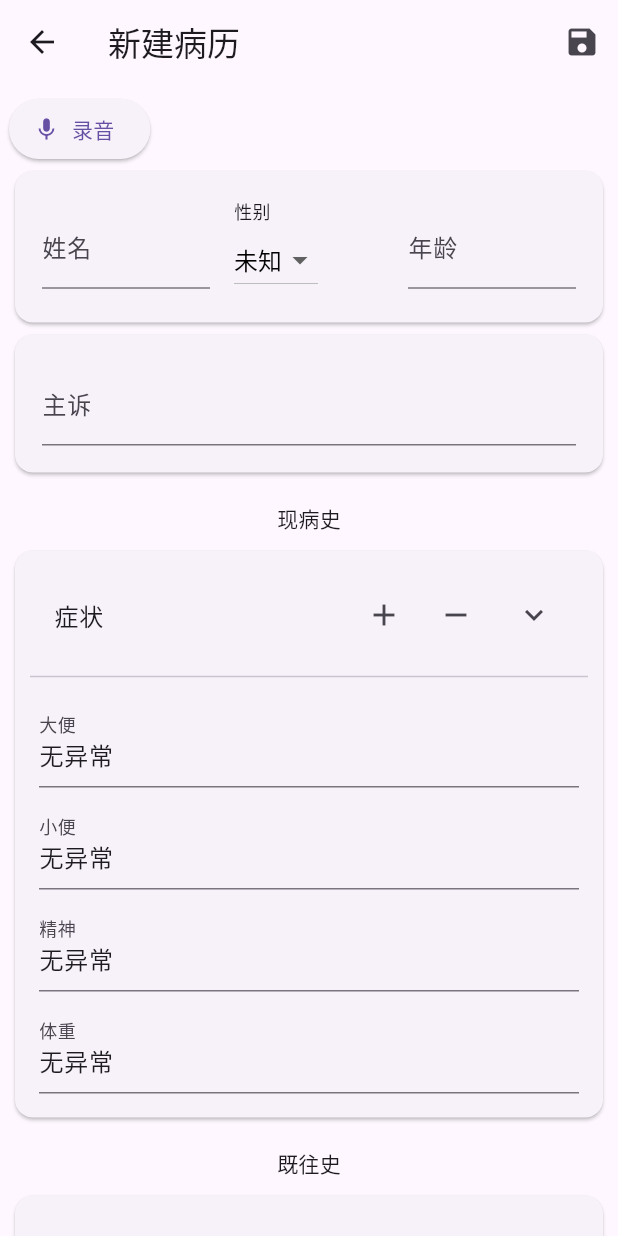
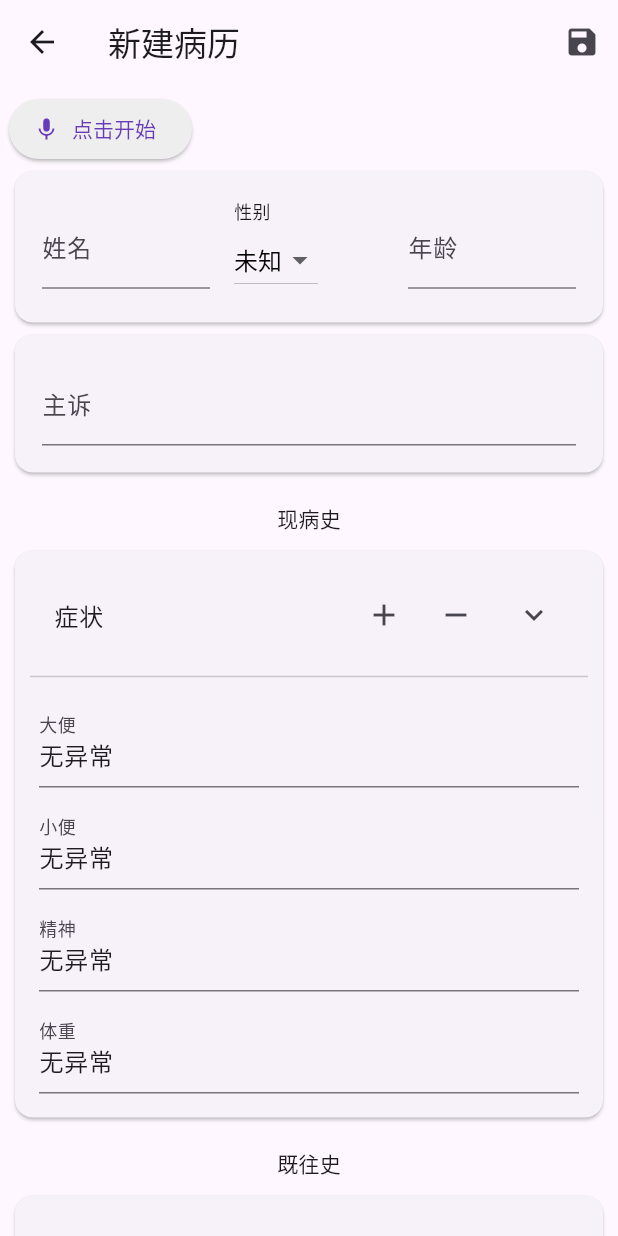
Before and after one commit to viket-vista/Medical-Manager, a Flutter app: the screen it shows after launch, after a tap on the "add" icon, on a phone screen of 412 x 824 dp. Run offline on Flutter 3.47's test engine with Material 3 defaults, Android fonts, the phone set to English and light mode, and no system bars; our stand-ins replace file_picker, permission_handler, shared_preferences; missing offline and left inert: flutter_sound.

Commit message:
优化播放ui

```diff
--- a/assets/All_MH_Entry.json
+++ b/assets/All_MH_Entry.json
@@ -22,7 +22,7 @@
         "外伤": [],
         "输血": [],
         "过敏史": [],
-        "预防接种": []
+        "预防接种": ""
     },
     "个人史": {
         "吸烟": {
--- a/lib/pages/editpage.dart
+++ b/lib/pages/editpage.dart
@@ -65,6 +65,7 @@ class _EditPageState extends State<EditPage> {
   late bool isPlaying;
   late Duration currentPosition;
   late Duration totalDuration;
+  late Duration recordingDuration;
 
   @override
   void initState() {
@@ -101,6 +102,7 @@ class _EditPageState extends State<EditPage> {
     isPlaying = false;
     currentPosition = Duration.zero;
     totalDuration = Duration.zero;
+    recordingDuration = Duration.zero;
   }
 
   @override
@@ -1339,17 +1341,6 @@ class _EditPageState extends State<EditPage> {
         ),
       );
     }
-    fucha = [
-      Card(
-        child: Padding(
-          padding: const EdgeInsets.all(6),
-          child: Column(
-            crossAxisAlignment: CrossAxisAlignment.start,
-            children: fucha,
-          ),
-        ),
-      ),
-    ];
   }
 
   Future<void> play(FileSystemEntity file, int index) async {
@@ -1413,15 +1404,26 @@ class _EditPageState extends State<EditPage> {
     // 录音按钮点击
     Future<void> onRecordPressed() async {
       if (!isRecording) {
+        _audioRecorder.setSubscriptionDuration(Duration(milliseconds: 1000));
         // 开始录音
         int idx = 1;
-        while (File('$recordDir$idx.aac').existsSync()) {
+        while (File(
+          '$recordDir${idx.toString().padLeft(4, '0')}.aac',
+        ).existsSync()) {
           idx++;
         }
-        currentRecordingPath = '$recordDir$idx.aac';
+        currentRecordingPath =
+            '$recordDir${idx.toString().padLeft(4, '0')}.aac';
         await openTheRecorder(currentRecordingPath!);
         setState(() {
           isRecording = true;
+        });
+        _audioRecorder.onProgress!.listen((event) {
+          if (mounted) {
+            setState(() {
+              recordingDuration = event.duration;
+            });
+          }
         });
       } else {
         var a = await _audioRecorder.stopRecorder();
@@ -1434,6 +1436,7 @@ class _EditPageState extends State<EditPage> {
         setState(() {
           isRecording = false;
           currentRecordingPath = null;
+          recordingDuration = Duration.zero;
         });
         await loadAudioFiles();
       }
@@ -1480,11 +1483,44 @@ class _EditPageState extends State<EditPage> {
             // 顶部录音按钮
             Row(
               children: [
+                // 使用单独的AnimatedSwitcher只控制图标部分
                 ElevatedButton.icon(
-                  icon: Icon(isRecording ? Icons.stop : Icons.mic),
-                  label: Text(isRecording ? '录音中...' : '录音'),
+                  icon: AnimatedSwitcher(
+                    duration: Duration(milliseconds: 200),
+                    transitionBuilder: (child, animation) {
+                      return ScaleTransition(
+                        scale: animation,
+                        child: FadeTransition(opacity: animation, child: child),
+                      );
+                    },
+                    child: Icon(
+                      key: ValueKey<bool>(isRecording),
+                      isRecording ? Icons.stop : Icons.mic,
+                      color: isRecording ? Colors.white : Colors.deepPurple,
+                    ),
+                  ),
+                  label: AnimatedDefaultTextStyle(
+                    duration: Duration(milliseconds: 150),
+                    style: TextStyle(
+                      fontWeight: isRecording
+                          ? FontWeight.bold
+                          : FontWeight.normal,
+                      color: isRecording ? Colors.white : Colors.deepPurple,
+                    ),
+                    child: Text(
+                      isRecording
+                          ? '录音中${recordingDuration.inMinutes.toString().padLeft(2, '0')}:${(recordingDuration.inSeconds % 60).toString().padLeft(2, '0')}'
+                          : '点击开始',
+                    ),
+                  ),
                   style: ElevatedButton.styleFrom(
-                    backgroundColor: isRecording ? Colors.red : null,
+                    backgroundColor: isRecording
+                        ? Colors.red[400]
+                        : Colors.grey[200],
+                    foregroundColor: isRecording
+                        ? Colors.white
+                        : Colors.deepPurple,
+                    animationDuration: Duration(milliseconds: 200), // 添加按钮内置动画
                   ),
                   onPressed: onRecordPressed,
                 ),
@@ -1497,7 +1533,16 @@ class _EditPageState extends State<EditPage> {
             ...gerenshi,
             ...hunyushi,
             ...jiazushi,
-            ...fucha,
+            Card(
+              child: Padding(
+                padding: const EdgeInsets.all(6),
+                child: Column(
+                  crossAxisAlignment: CrossAxisAlignment.start,
+                  children: fucha,
+                ),
+              ),
+            ),
+
             // 录音文件列表
             if (audioFiles.isNotEmpty)
               Padding(
@@ -1551,7 +1596,8 @@ class _EditPageState extends State<EditPage> {
                             if (isThisPlaying)
                               Row(
                                 children: [
-                                  Slider(
+                                  Expanded(
+                                    child: Slider(
                                       value: currentPosition.inMilliseconds
                                           .toDouble(),
                                       max:
@@ -1571,6 +1617,7 @@ class _EditPageState extends State<EditPage> {
                                         });
                                       },
                                     ),
+                                  ),
                                   // 显示当前进度和总时长
                                   Padding(
                                     padding: const EdgeInsets.only(
@@ -1578,10 +1625,8 @@ class _EditPageState extends State<EditPage> {
                                       right: 8.0,
                                     ),
                                     child: Text(
-                                      "${currentPosition.inMinutes.toString()}:${(currentPosition.inSeconds % 60).toString()} / ${totalDuration.inMinutes.toString()}:${(totalDuration.inSeconds % 60).toString()}",
-                                      style: TextStyle(
-                                        fontSize: 12
-                                      ),
+                                      "${currentPosition.inMinutes.toString().padLeft(2, '0')}:${(currentPosition.inSeconds % 60).toString().padLeft(2, '0')} / ${totalDuration.inMinutes.toString().padLeft(2, '0')}:${(totalDuration.inSeconds % 60).toString().padLeft(2, '0')}",
+                                      style: TextStyle(fontSize: 12),
                                     ),
                                   ),
                                 ],
@@ -1593,9 +1638,11 @@ class _EditPageState extends State<EditPage> {
                   ],
                 ),
               ),
-          ],
-        ),
-      ),
-    );
-  }
-}
+            // 录音文件列表结束
+            SizedBox(height: 24),
+          ],
+        ),
+      ),
+    );
+  }
+}
--- a/pubspec.yaml
+++ b/pubspec.yaml
@@ -42,7 +42,6 @@ dependencies:
   permission_handler: ^12.0.0+1
   saf_util: ^0.10.0
   flutter_sound: ^9.28.0
-  ffmpeg_kit_flutter_new: ^2.0.0
 
 dev_dependencies:
   flutter_test:
```
Also changed, not shown: pubspec.lock, 2 other files. Lines whose indentation alone changed are shown as unchanged.
